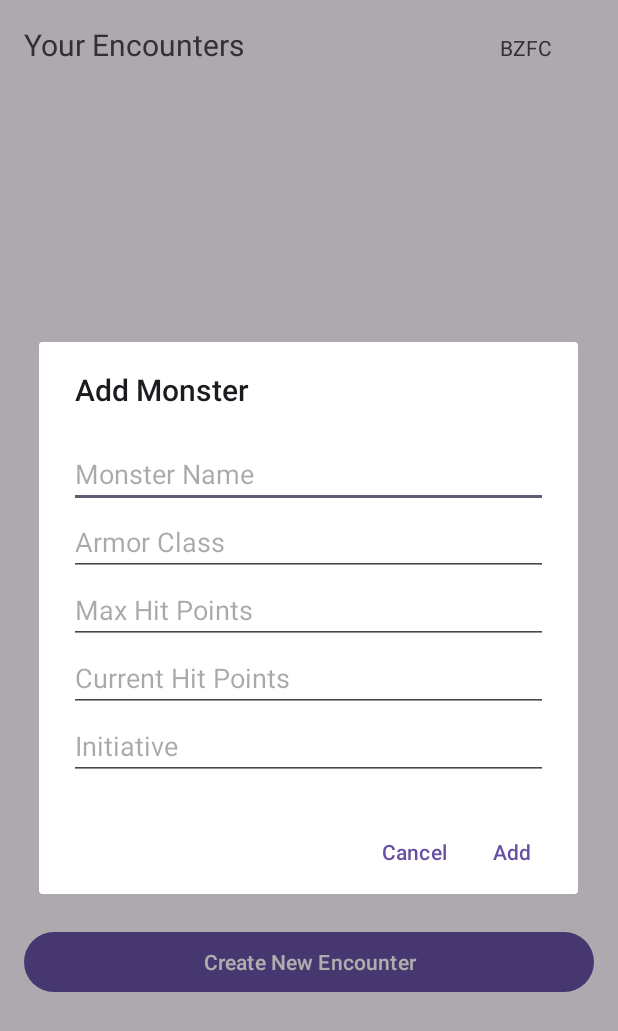
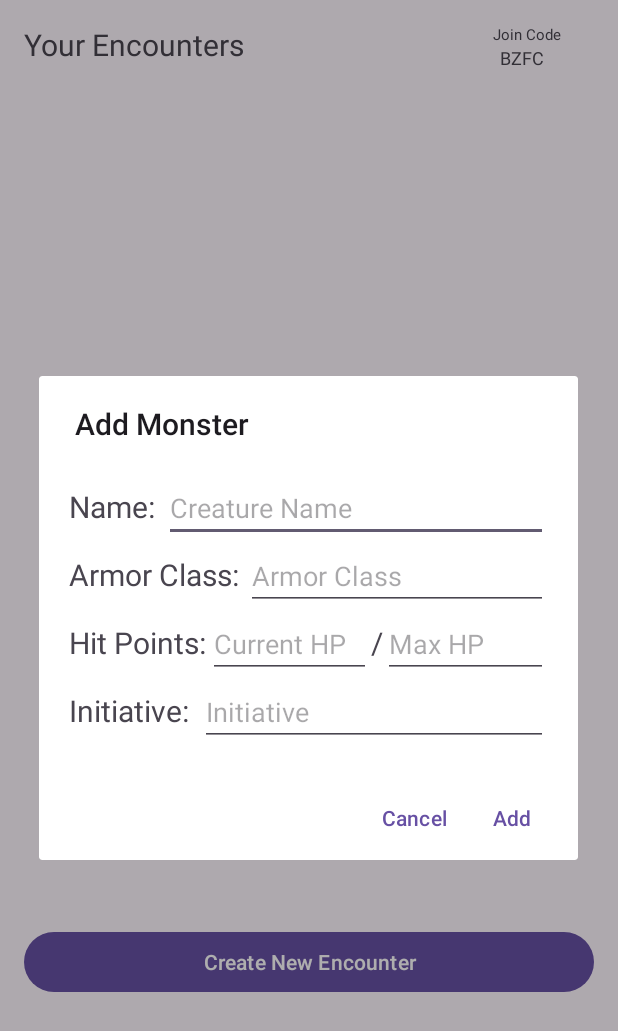
Before and after one commit to NZawarus/MobileAppProject, an Android app: the DMActivity screen opened directly, with no data from a screen before it, after a tap on "Create New Encounter", on a phone screen of 412 x 824 dp. Shown: the top 1031 px of the screen. Run offline under Robolectric (Android 15) with nearby library versions, the phone set to English and light mode, and no system bars; 1 statement that could not run was skipped.

Commit message:
Updated UI

```diff
--- a/app/src/main/java/com/msoe/dndassistant/CombatCheatSheetFragment.kt
+++ b/app/src/main/java/com/msoe/dndassistant/CombatCheatSheetFragment.kt
@@ -19,7 +19,7 @@ class CombatCheatSheetFragment : Fragment() {
         """
         • Move up to your speed (Typically 30 feet for Medium Races)<br/>
         • Break up movement around actions<br/>
-        &emsp;• Example: Dave would like to move 15 feet to help Alex with a check, then use the remainder of his movement<br/>
+        &emsp;• Example: Dave would like to move 15 feet to help Alex with a check, then use the remainder of his movement to engage the enemy goblin.<br/>
         • Leaving melee range may provoke opportunity attacks<br/>
         &emsp;• Example: Dave is engaged in combat with a goblin, but attempts to move out of range. The goblin is able to make an attack roll against him.<br/>
         &emsp;• Opportunity attacks can be avoided by Disengaging (See Actions)
@@ -44,7 +44,7 @@ class CombatCheatSheetFragment : Fragment() {
         """.trimIndent(),
         """
         • Only available if something allows it<br/>
-        • Examples: Healing Word, Rage, Two-Weapon Fighting<br/>
+        • Examples: Dave is a paladin. He would like to use his bonus action to use Lay on Hands to heal Alex.<br/>
         • You may only take one bonus action per round<br/>
         • Unless specified by the ability, you may choose when to take a bonus action on your turn
         """.trimIndent(),
@@ -53,17 +53,18 @@ class CombatCheatSheetFragment : Fragment() {
         • First object interaction per turn is free<br/>
         • Communication is possible as you take your turn<br/>
         • Other options include a variety of flourishes unrelated to your action and movement<br/>
-        • Must be reasonable to achieve in one round of combat, or around 6 seconds)
+        • Must be reasonable to achieve in one round of combat, or around 6 seconds)<br/>
+        • Example: Dave, during his movement, unsheathes his greatsword, while yelling for Alex to flank the very fast goblin.
         """.trimIndent(),
         """
         • Used when something triggers a reaction<br/>
-        • Examples: Opportunity Attack, Shield spell<br/>
+        • Examples: Dave provokes an opportunity attack from an enemy goblin. In response, Alex uses his reaction to cast Shield, increasing Dave's AC by 5. This causes the goblin to miss their attack, and Dave is able to move away<br/>
         • Only one reaction per round
         """.trimIndent(),
         """
         • Use your action to prepare for later<br/>
         • Choose a trigger + an action<br/>
-        &emsp;• Example: If the goblin approaches me, I move away<br/>
+        &emsp;• Example: If the goblin approaches me, I will dash away towards the party<br/>
         • When it happens, use your reaction to act
         """.trimIndent()
     )
--- a/app/src/main/res/layout/activity_main.xml
+++ b/app/src/main/res/layout/activity_main.xml
@@ -10,32 +10,38 @@
         android:id="@+id/tvTitle"
         android:layout_width="wrap_content"
         android:layout_height="wrap_content"
-        android:text="DND Encounter Manager"
+        android:layout_marginBottom="32dp"
+        android:text="Dungeons and Dragons Companion"
+        android:textAlignment="center"
         android:textSize="24sp"
         android:textStyle="bold"
-        app:layout_constraintTop_toTopOf="parent"
         app:layout_constraintBottom_toTopOf="@id/btnHost"
+        app:layout_constraintEnd_toEndOf="parent"
         app:layout_constraintStart_toStartOf="parent"
-        app:layout_constraintEnd_toEndOf="parent"
-        android:layout_marginBottom="32dp"/>
+        app:layout_constraintTop_toTopOf="parent" />
 
     <Button
         android:id="@+id/btnHost"
         android:layout_width="0dp"
-        android:layout_height="wrap_content"
+        android:layout_height="120dp"
+        android:layout_marginTop="160dp"
         android:text="Host as DM"
-        app:layout_constraintTop_toBottomOf="@id/tvTitle"
+        android:textStyle="bold"
+        app:layout_constraintEnd_toEndOf="parent"
         app:layout_constraintStart_toStartOf="parent"
-        app:layout_constraintEnd_toEndOf="parent"
-        android:layout_marginBottom="16dp"/>
+        app:layout_constraintTop_toBottomOf="@id/tvTitle" />
 
     <Button
         android:id="@+id/btnJoin"
         android:layout_width="0dp"
-        android:layout_height="wrap_content"
+        android:layout_height="120dp"
+        android:layout_marginTop="24dp"
+        android:layout_marginBottom="200dp"
         android:text="Join as Player"
-        app:layout_constraintTop_toBottomOf="@id/btnHost"
+        android:textStyle="bold"
+        app:layout_constraintBottom_toBottomOf="parent"
+        app:layout_constraintEnd_toEndOf="parent"
         app:layout_constraintStart_toStartOf="parent"
-        app:layout_constraintEnd_toEndOf="parent"/>
+        app:layout_constraintTop_toBottomOf="@id/btnHost" />
 
 </androidx.constraintlayout.widget.ConstraintLayout>
--- a/app/src/main/res/layout/add_encounter_dialog.xml
+++ b/app/src/main/res/layout/add_encounter_dialog.xml
@@ -1,41 +1,115 @@
 <?xml version="1.0" encoding="utf-8"?>
 <LinearLayout xmlns:android="http://schemas.android.com/apk/res/android"
+    xmlns:tools="http://schemas.android.com/tools"
     android:orientation="vertical"
     android:padding="20dp"
     android:layout_width="match_parent"
     android:layout_height="wrap_content">
 
+    <LinearLayout
+        android:layout_width="match_parent"
+        android:layout_height="match_parent"
+        android:orientation="horizontal">
+
+        <TextView
+            android:id="@+id/textView3"
+            android:layout_width="wrap_content"
+            android:layout_height="wrap_content"
+            android:layout_weight=".05"
+            android:text="Name:"
+            android:textSize="20sp" />
+
         <EditText
             android:id="@+id/editName"
-        android:hint="Monster Name"
+            android:layout_width="wrap_content"
+            android:layout_height="wrap_content"
+            android:layout_weight="1"
+            android:hint="Creature Name" />
+    </LinearLayout>
+
+    <LinearLayout
         android:layout_width="match_parent"
-        android:layout_height="wrap_content"/>
+        android:layout_height="match_parent"
+        android:orientation="horizontal">
+
+        <TextView
+            android:id="@+id/textView5"
+            android:layout_width="wrap_content"
+            android:layout_height="wrap_content"
+            android:layout_weight="0.05"
+            android:text="Armor Class:"
+            android:textSize="20sp"
+            tools:text="Armor Class:" />
 
         <EditText
             android:id="@+id/editAC"
+            android:layout_width="wrap_content"
+            android:layout_height="wrap_content"
+            android:layout_weight="1"
             android:hint="Armor Class"
-        android:inputType="number"
+            android:inputType="number" />
+    </LinearLayout>
+
+    <LinearLayout
         android:layout_width="match_parent"
-        android:layout_height="wrap_content"/>
+        android:layout_height="match_parent"
+        android:orientation="horizontal">
+
+        <TextView
+            android:id="@+id/textView"
+            android:layout_width="wrap_content"
+            android:layout_height="wrap_content"
+            android:layout_weight="0.05"
+            android:text="Hit Points:"
+            android:textSize="20sp" />
+
+        <EditText
+            android:id="@+id/editHPCurrent"
+            android:layout_width="80dp"
+            android:layout_height="wrap_content"
+            android:layout_weight="1"
+            android:hint="Current HP"
+            android:inputType="number" />
+
+        <TextView
+            android:id="@+id/textView2"
+            android:layout_width="wrap_content"
+            android:layout_height="wrap_content"
+            android:layout_weight="0.005"
+            android:text="/"
+            android:textAlignment="center"
+            android:textSize="20sp" />
 
         <EditText
             android:id="@+id/editHPMax"
-        android:hint="Max Hit Points"
-        android:inputType="number"
+            android:layout_width="80dp"
+            android:layout_height="wrap_content"
+            android:layout_weight="1"
+            android:hint="Max HP"
+            android:inputType="number" />
+
+    </LinearLayout>
+
+    <LinearLayout
         android:layout_width="match_parent"
-        android:layout_height="wrap_content"/>
+        android:layout_height="match_parent"
+        android:orientation="horizontal">
 
-    <EditText
-        android:id="@+id/editHPCurrent"
-        android:hint="Current Hit Points"
-        android:inputType="number"
-        android:layout_width="match_parent"
-        android:layout_height="wrap_content"/>
+        <TextView
+            android:id="@+id/textView4"
+            android:layout_width="wrap_content"
+            android:layout_height="wrap_content"
+            android:layout_weight="0.05"
+            android:text="Initiative:"
+            android:textSize="20sp" />
 
         <EditText
             android:id="@+id/editInitiative"
+            android:layout_width="wrap_content"
+            android:layout_height="wrap_content"
+            android:layout_weight="1"
             android:hint="Initiative"
-        android:inputType="number"
-        android:layout_width="match_parent"
-        android:layout_height="wrap_content"/>
+            android:inputType="number" />
     </LinearLayout>
+
+</LinearLayout>
--- a/app/src/main/res/layout/character_sheet.xml
+++ b/app/src/main/res/layout/character_sheet.xml
@@ -62,7 +62,7 @@
             android:layout_width="wrap_content"
             android:layout_height="wrap_content"
             android:layout_marginTop="16dp"
-            android:text="Upload Your Character Sheet"
+            android:text="Your Character Sheet"
             android:textSize="20sp"
             android:textStyle="bold"
             app:layout_constraintEnd_toEndOf="parent"
--- a/app/src/main/res/layout/dm.xml
+++ b/app/src/main/res/layout/dm.xml
@@ -15,16 +15,35 @@
             android:layout_width="wrap_content"
             android:layout_height="wrap_content"
             android:layout_marginBottom="12dp"
+            android:layout_weight="0"
             android:text="Your Encounters"
             android:textSize="20sp" />
 
-        <TextView
-            android:id="@+id/viewJoinCode"
-            android:layout_width="40dp"
-            android:layout_marginLeft="170dp"
-            android:layout_height="wrap_content"
-            android:layout_weight="1"
-            android:text="TextView" />
+        <LinearLayout
+            android:layout_width="match_parent"
+            android:layout_height="match_parent"
+            android:orientation="vertical">
+
+            <TextView
+                android:id="@+id/textView6"
+                android:layout_width="wrap_content"
+                android:layout_height="wrap_content"
+                android:layout_marginLeft="165dp"
+                android:layout_weight="0"
+                android:text="Join Code"
+                android:textAlignment="textEnd"
+                android:textSize="10sp" />
+
+            <TextView
+                android:id="@+id/viewJoinCode"
+                android:layout_width="40dp"
+                android:layout_height="wrap_content"
+                android:layout_marginLeft="170dp"
+                android:layout_weight="0"
+                android:text="TextView"
+                android:textSize="12sp" />
+        </LinearLayout>
+
     </LinearLayout>
 
     <androidx.recyclerview.widget.RecyclerView
```
Lines whose indentation alone changed are shown as unchanged.
